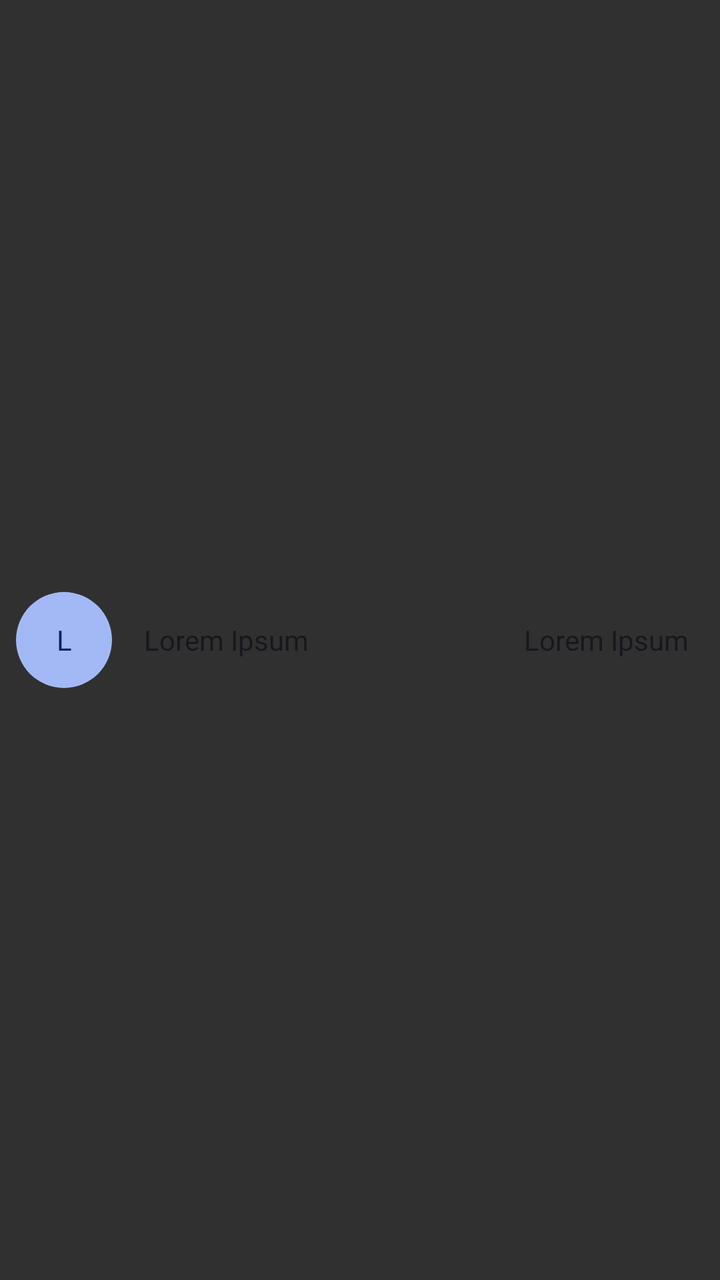
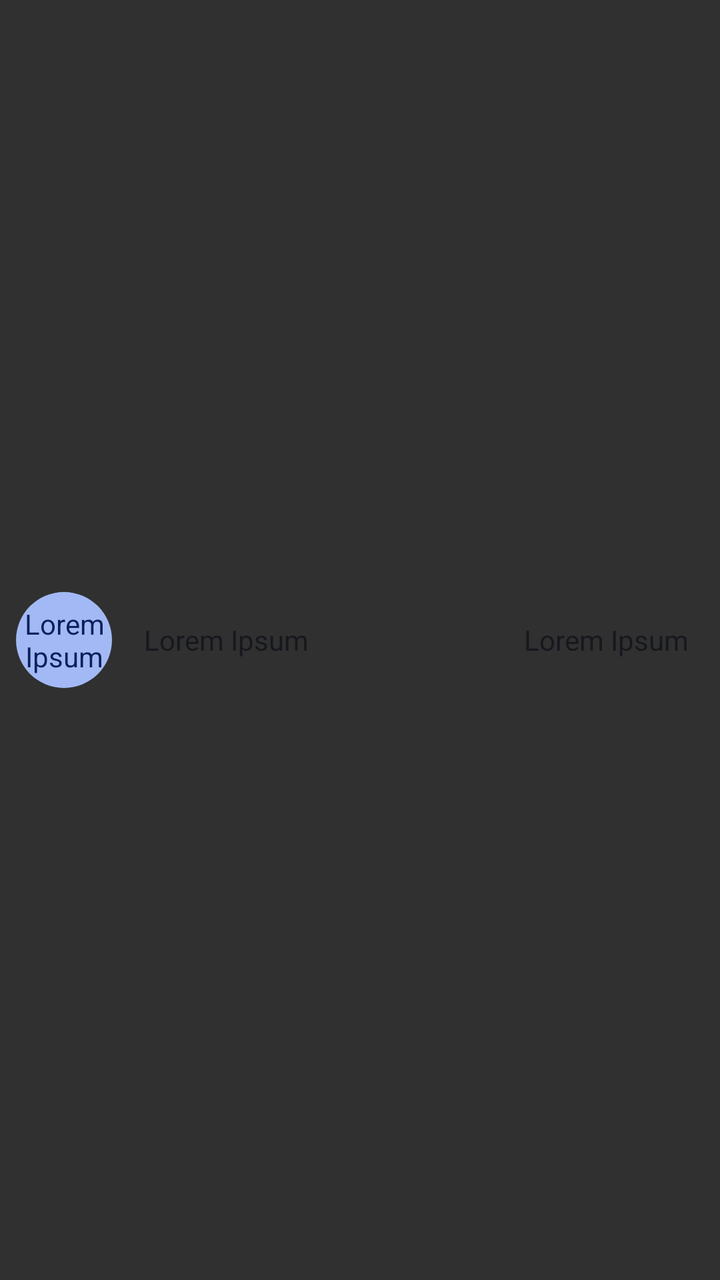

The first picture is an Android layout as it rendered before a commit; the second is the same layout after the commit. The layout source and the unified diff follow.
<!-- AndroidManifest.xml: application theme Theme.MangaCheck -->
<!-- res/layout/reading_list_entry.xml -->
<?xml version="1.0" encoding="utf-8"?>
<LinearLayout
    xmlns:android="http://schemas.android.com/apk/res/android"
    android:orientation="horizontal"
    android:layout_width="match_parent"
    android:layout_height="56dp"
    android:layout_marginBottom="@dimen/card_bottom_margin"
    android:layout_marginTop="@dimen/card_bottom_margin"
    >

    <TextView
        android:id="@+id/letter_circle"
        android:layout_width="@dimen/card_icon_button"
        android:layout_height="@dimen/card_icon_button"
        android:background="@drawable/reading_list_circle"
        android:layout_gravity="center"
        android:textColor="?colorOnPrimaryContainer"
        android:text="L"
        android:gravity="center"
        android:layout_marginStart="@dimen/card_bottom_margin"
        />

    <TextView
        android:id="@+id/manga_name"
        android:layout_width="wrap_content"
        android:layout_height="wrap_content"
        android:text="Lorem Ipsum"
        android:textColor="?colorOnSurface"
        android:layout_gravity="center"
        android:layout_marginStart="@dimen/card_elements_margin"
        />
    <TextView
        android:id="@+id/chapter"
        android:layout_width="match_parent"
        android:layout_height="wrap_content"
        android:text="Lorem Ipsum"
        android:textColor="?colorOnSurface"
        android:layout_gravity="center"
        android:gravity="end"
        android:layout_marginEnd="@dimen/card_elements_margin"
        />

</LinearLayout>
<!-- resources referenced by this layout -->
<resources>
  <dimen name="card_bottom_margin">8dp</dimen>
  <dimen name="card_elements_margin">16dp</dimen>
  <dimen name="card_icon_button">48dp</dimen>
  <!-- drawable reading_list_circle (drawable) -->
  <?xml version="1.0" encoding="utf-8"?>
  <selector xmlns:android="http://schemas.android.com/apk/res/android">
      <item>
          <shape android:shape="oval">
              <solid android:color="?colorPrimaryContainer" />
          </shape>
      </item>
  </selector>
  <style name="Theme.MangaCheck" parent="Theme.AppCompat">
          
          <item name="colorPrimary">@color/primary_35</item>
          <item name="colorPrimaryContainer">@color/primary_80</item>
          <item name="colorOnPrimary">@color/white</item>
          <item name="colorOnPrimaryContainer">@color/primary_20</item>
  
          
          <item name="colorSecondary">@color/secondary_35</item>
          <item name="colorSecondaryContainer">@color/secondary_80</item>
          <item name="colorOnSecondary">@color/white</item>
          <item name="colorOnSecondaryContainer">@color/secondary_20</item>
  
          
          <item name="colorTertiary">@color/tertiary_35</item>
          <item name="colorTertiaryContainer">@color/tertiary_80</item>
          <item name="colorOnTertiary">@color/white</item>
          <item name="colorOnTertiaryContainer">@color/tertiary_20</item>
  
          
          <item name="colorError">@color/error_35</item>
          <item name="colorErrorContainer">@color/error_80</item>
          <item name="colorOnError">@color/white</item>
          <item name="colorOnErrorContainer">@color/error_20</item>
  
          
          <item name="backgroundColor">@color/Natural_80</item>
          <item name="colorOnBackground">@color/Natural_10</item>
  
          
          <item name="colorSurface">@color/Natural_95</item>
          <item name="colorOnSurface">@color/Natural_10</item>
          <item name="colorSurfaceInverse">@color/Natural_20</item>
  
          
          <item name="colorSurfaceVariant">@color/VNatural_90</item>
          <item name="colorOnSurfaceVariant">@color/VNatural_30</item>
  
          <item name="colorOutline">@color/VNatural_50</item>
          <item name="colorOutlineVariant">@color/VNatural_80</item>
  
          <item name="android:spinnerItemStyle">@style/mySpinnerItemSelectedStyle</item>
      </style>
  <color name="primary_35">#1038A2</color>
  <color name="primary_80">#A3B9F5</color>
  <color name="white">#FFFFFFFF</color>
  <color name="primary_20">#0A205C</color>
  <color name="secondary_35">#0A9FA9</color>
  <color name="secondary_80">#9FF4F9</color>
  <color name="secondary_20">#065B60</color>
  <color name="tertiary_35">#3D4C76</color>
  <color name="tertiary_80">#BCC4DC</color>
  <color name="tertiary_20">#232B43</color>
  <color name="error_35">#B22200</color>
  <color name="error_80">#FFAC99</color>
  <color name="error_20">#661300</color>
  <color name="Natural_80">#C4C9D4</color>
  <color name="Natural_10">#16181D</color>
  <color name="Natural_95">#F0F1F4</color>
  <color name="Natural_20">#2B303B</color>
  <color name="VNatural_90">#E2E9E9</color>
  <color name="VNatural_30">#415658</color>
  <color name="VNatural_50">#6C9093</color>
  <color name="VNatural_80">#C4D3D4</color>
  <style name="mySpinnerItemSelectedStyle" parent="@android:style/Widget.Holo.TextView.SpinnerItem">
          <item name="android:textColor">@color/black</item>
      </style>
  <color name="black">#FF000000</color>
</resources>

<!-- the commit's change to res/layout/reading_list_entry.xml (unified diff, before → after) -->
@@ -15,7 +15,7 @@
         android:background="@drawable/reading_list_circle"
         android:layout_gravity="center"
         android:textColor="?colorOnPrimaryContainer"
-        android:text="L"
+        android:text="@string/missing"
         android:gravity="center"
         android:layout_marginStart="@dimen/card_bottom_margin"
         />
@@ -24,7 +24,7 @@
         android:id="@+id/manga_name"
         android:layout_width="wrap_content"
         android:layout_height="wrap_content"
-        android:text="Lorem Ipsum"
+        android:text="@string/missing"
         android:textColor="?colorOnSurface"
         android:layout_gravity="center"
         android:layout_marginStart="@dimen/card_elements_margin"
@@ -33,7 +33,7 @@
         android:id="@+id/chapter"
         android:layout_width="match_parent"
         android:layout_height="wrap_content"
-        android:text="Lorem Ipsum"
+        android:text="@string/missing"
         android:textColor="?colorOnSurface"
         android:layout_gravity="center"
         android:gravity="end"
<!-- resource entries referenced after the edit -->
@@ -12,6 +12,7 @@
           </shape>
       </item>
   </selector>
+  <string name="missing">Lorem Ipsum</string>
   <style name="Theme.MangaCheck" parent="Theme.AppCompat">
           
           <item name="colorPrimary">@color/primary_35</item>
